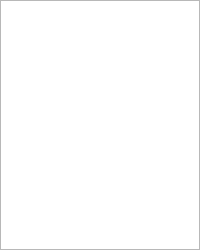
First picture: the form in Tools/QuickEd/UI/LibraryWidget.ui, repository xaoctech/dava.engine, before the edit.
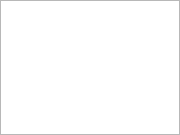
Second picture: the form after the edit.

Commit message: [DF-7458] ui rules changed, miminum size removed for dock widgets

The edit to the form file:
```diff
--- a/Tools/QuickEd/UI/LibraryWidget.ui
+++ b/Tools/QuickEd/UI/LibraryWidget.ui
@@ -6,8 +6,8 @@
    <rect>
     <x>0</x>
     <y>0</y>
-    <width>200</width>
-    <height>250</height>
+    <width>180</width>
+    <height>135</height>
    </rect>
   </property>
   <property name="windowTitle">
```
The commit also changes 6 other files.
